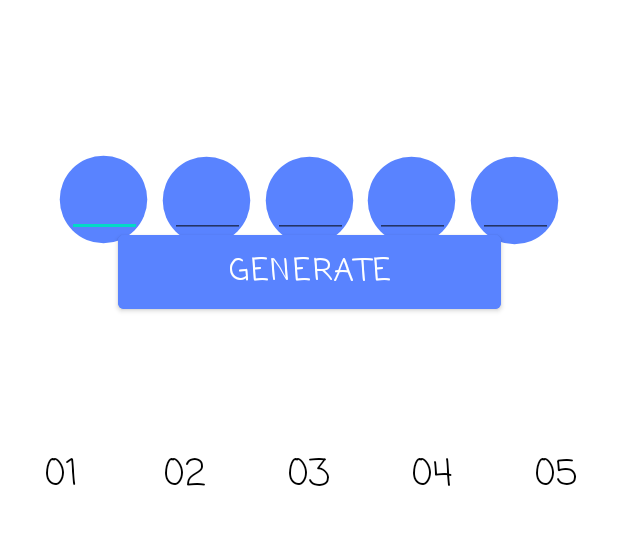
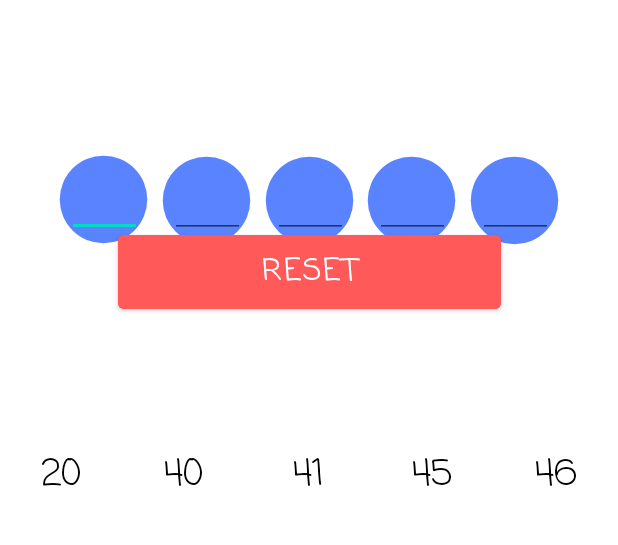
Before and after one commit to augsmachado/android_lotteryapp, an Android app: the screen it shows after launch (MainActivity), after a tap on "GENERATE", on a phone screen of 412 x 824 dp, the part 260-805 px from its top. Run offline under Robolectric (Android 15) with nearby library versions, the phone set to English and light mode, and no system bars.

Commit message:
Show and hide drawn's numbers
Only show the numbers after generate a raffle. In addiction, hide when press the reset button.

```diff
--- a/LotteryApp/app/src/main/java/com/augsmachado/lotteryapp/MainActivity.java
+++ b/LotteryApp/app/src/main/java/com/augsmachado/lotteryapp/MainActivity.java
@@ -25,21 +25,42 @@ public class MainActivity extends AppCompatActivity {
     @Override
     protected void onCreate(Bundle savedInstanceState) {
         super.onCreate(savedInstanceState);
+
         setContentView(R.layout.activity_main);
         bindViews();
 
+        // Initialization of buttons
         final Button mGenerateButton = (Button) findViewById(R.id.generateButton);
-        mGenerateButton.setVisibility(View.VISIBLE);
-
         final Button mResetButton = (Button) findViewById(R.id.resetButton);
 
+        // Set initial visibility of app's components
+        mGenerateButton.setVisibility(View.VISIBLE);
+        mResetButton.setVisibility(View.GONE);
 
+        mFirstNumber.setVisibility(View.INVISIBLE);
+        mSecondNumber.setVisibility(View.INVISIBLE);
+        mThirdNumber.setVisibility(View.INVISIBLE);
+        mFourthNumber.setVisibility(View.INVISIBLE);
+        mFifthNumber.setVisibility(View.INVISIBLE);
+
+
+
+
+        // Buttons
         mGenerateButton.setOnClickListener(new View.OnClickListener() {
             public void onClick(View view) {
                 mGenerateButton.setVisibility(View.GONE);
                 mResetButton.setVisibility(View.VISIBLE);
 
+                // Generate the numbers of raffle
                 raffle();
+
+                // Show the raffle
+                mFirstNumber.setVisibility(View.VISIBLE);
+                mSecondNumber.setVisibility(View.VISIBLE);
+                mThirdNumber.setVisibility(View.VISIBLE);
+                mFourthNumber.setVisibility(View.VISIBLE);
+                mFifthNumber.setVisibility(View.VISIBLE);
             }
         });
 
@@ -49,6 +70,14 @@ public class MainActivity extends AppCompatActivity {
                 mGenerateButton.setVisibility(View.VISIBLE);
                 mResetButton.setVisibility(View.GONE);
 
+                // Hide the numbers that was reset
+                mFirstNumber.setVisibility(View.INVISIBLE);
+                mSecondNumber.setVisibility(View.INVISIBLE);
+                mThirdNumber.setVisibility(View.INVISIBLE);
+                mFourthNumber.setVisibility(View.INVISIBLE);
+                mFifthNumber.setVisibility(View.INVISIBLE);
+
+                // Reset the raffle
                 mFirstNumber.setText("01");
                 mSecondNumber.setText("02");
                 mThirdNumber.setText("03");
```
Also changed, not shown: LotteryApp/app/src/main/res/values/strings.xml (+7 -0 lines).
